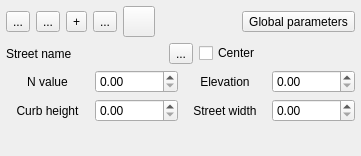
Above: flo2d/ui/street_editor.ui from FLO-2DSoftware/qgis-flo-2d-plugin before the change. Below: the same form after it.
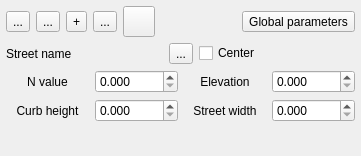
That is the form after the change. Icons and pictures are not drawn.

Diff of the .ui file:
```diff
--- a/flo2d/ui/street_editor.ui
+++ b/flo2d/ui/street_editor.ui
@@ -227,6 +227,9 @@
      </item>
      <item>
       <widget class="QDoubleSpinBox" name="spin_n">
+       <property name="decimals">
+        <number>3</number>
+       </property>
        <property name="minimum">
         <double>0.000000000000000</double>
        </property>
@@ -250,6 +253,9 @@
      </item>
      <item>
       <widget class="QDoubleSpinBox" name="spin_e">
+       <property name="decimals">
+        <number>3</number>
+       </property>
        <property name="maximum">
         <double>30.000000000000000</double>
        </property>
@@ -277,6 +283,9 @@
      </item>
      <item>
       <widget class="QDoubleSpinBox" name="spin_h">
+       <property name="decimals">
+        <number>3</number>
+       </property>
        <property name="minimum">
         <double>0.000000000000000</double>
        </property>
@@ -300,6 +309,9 @@
      </item>
      <item>
       <widget class="QDoubleSpinBox" name="spin_w">
+       <property name="decimals">
+        <number>3</number>
+       </property>
        <property name="maximum">
         <double>300.000000000000000</double>
        </property>
```
